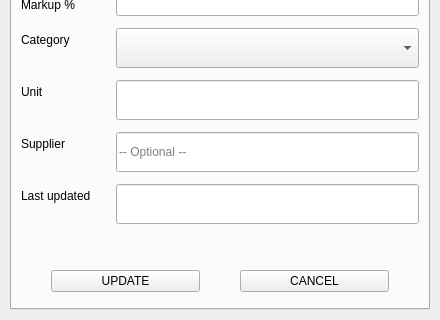
This is Project/ui/product_menu.ui in Selvam-T/POS as Qt 5 draws it before an edit; both pictures show x 0 to 440 and y 650 to 970 of the 440 by 970 pixel window. The edited form follows.
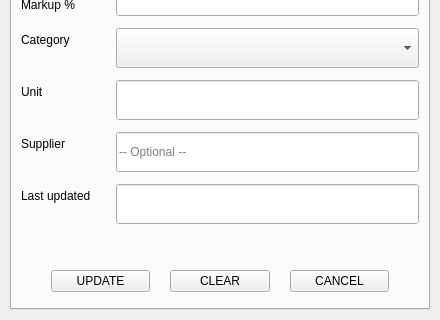
This is the edited form.

Commit message: feature: add Product_menu CLEAR button in all TABS

The edit to the form file:
```diff
--- a/Project/ui/product_menu.ui
+++ b/Project/ui/product_menu.ui
@@ -1183,7 +1183,7 @@
        <item>
         <layout class="QHBoxLayout" name="update_actionBtns">
          <property name="spacing">
-          <number>40</number>
+          <number>20</number>
          </property>
          <property name="leftMargin">
           <number>30</number>
@@ -1198,6 +1198,13 @@
            </property>
           </widget>
          </item>
+         <item>
+          <widget class="QPushButton" name="btnUpdateClear">
+           <property name="text">
+            <string>CLEAR</string>
+           </property>
+          </widget>
+         </item>
          <item>
           <widget class="QPushButton" name="btnUpdateCancel">
            <property name="text">
```
Left out of the diff: 31 changed lines with no effect on the pictures. The commit also changes 7 other files.
